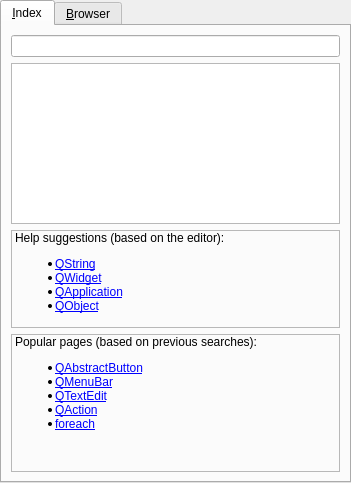
The window that tools/helpviewer/ui/helpviewer.ui (smokris/qtedit4) describes before a commit, drawn with Qt 5.
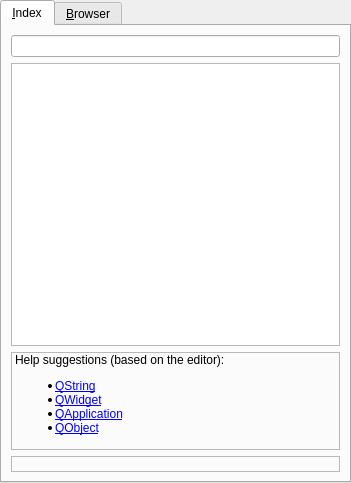
The same window after the commit. The open tabs and pages were chosen to show the change. Icons and pictures are not drawn.

Commit message: * GUI updates: now the mini-toolbar has a separation line, and the labels contain no text by default (it's constructed on runtime anyway)  * helpviewerimpl.cpp: code for updating the window title is put in a separate method.  * lru.cpp: code for updating the rank of a link is put in a separate method. currently not working, but will be in the future.

```diff
--- a/tools/helpviewer/ui/helpviewer.ui
+++ b/tools/helpviewer/ui/helpviewer.ui
@@ -89,21 +89,7 @@
           <enum>QFrame::Plain</enum>
          </property>
          <property name="text" >
-          <string>Popular pages (based on previous searches):
-&lt;ul>
-&lt;li>&lt;a href="qabstractbutton.html">QAbstractButton&lt;/a>
-
-&lt;li>&lt;a href="qmenubar.html">QMenuBar&lt;/a>
-
-&lt;li>&lt;a href="qtextedit.html">QTextEdit&lt;/a>
-
-&lt;li>&lt;a href="qaction.html">QAction&lt;/a>
-
-&lt;li>&lt;a href="foreach.html">foreach&lt;/a>
-
-
-&lt;/ul>
-&lt;br></string>
+          <string/>
          </property>
          <property name="textFormat" >
           <enum>Qt::RichText</enum>
```
Left out of the diff: 9 changed lines with no effect on the pictures. The commit also changes 4 other files.
